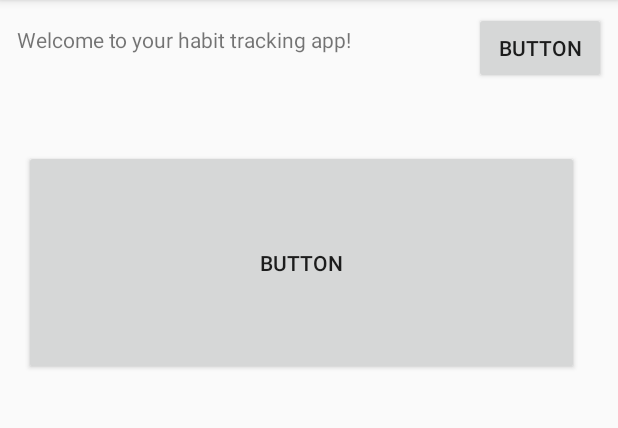
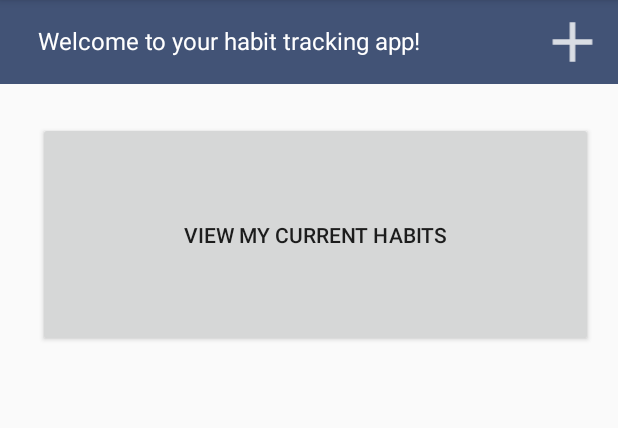
Before and after one commit to Spov3/My_Habit, an Android app: the screen it shows after launch (MainActivity), on a phone screen of 412 x 824 dp, the part 84-512 px from its top. Run offline under Robolectric (Android 15) with nearby library versions, the phone set to English and light mode, and no system bars.

Commit message:
1) created new xml with new UI and layouts for each activity. 2) created a startup layout for future integration.

```diff
--- a/app/src/main/AndroidManifest.xml
+++ b/app/src/main/AndroidManifest.xml
@@ -9,6 +9,7 @@
         android:roundIcon="@mipmap/ic_launcher_round"
         android:supportsRtl="true"
         android:theme="@style/AppTheme">
+
         <activity android:name=".MainActivity">
             <intent-filter>
                 <action android:name="android.intent.action.MAIN" />
--- a/app/src/main/java/com/gmail/myhabit/Activity2.java
+++ b/app/src/main/java/com/gmail/myhabit/Activity2.java
@@ -11,6 +11,6 @@ public class Activity2 extends AppCompatActivity {
     protected void onCreate(@Nullable Bundle savedInstanceState) {
         super.onCreate(savedInstanceState);
 
-        setContentView(R.layout.activity2);
+        setContentView(R.layout.activity_2);
     }
 }
--- a/app/src/main/java/com/gmail/myhabit/Activity3.java
+++ b/app/src/main/java/com/gmail/myhabit/Activity3.java
@@ -11,6 +11,6 @@ public class Activity3 extends AppCompatActivity {
     protected void onCreate(@Nullable Bundle savedInstanceState) {
         super.onCreate(savedInstanceState);
 
-        setContentView(R.layout.activity3);
+        setContentView(R.layout.activity_3);
     }
 }
--- a/app/src/main/java/com/gmail/myhabit/MainActivity.java
+++ b/app/src/main/java/com/gmail/myhabit/MainActivity.java
@@ -13,7 +13,7 @@ public class MainActivity extends AppCompatActivity {
     protected void onCreate(@Nullable Bundle savedInstanceState) {
         super.onCreate(savedInstanceState);
 
-        setContentView(R.layout.activity_main);
+        setContentView(R.layout.activity_main_1);
     }
 
     public void onButtonClick2(View view){
--- /dev/null
+++ b/app/src/main/res/drawable-anydpi/ic_add.xml
@@ -0,0 +1,11 @@
+<vector xmlns:android="http://schemas.android.com/apk/res/android"
+    android:width="24dp"
+    android:height="24dp"
+    android:viewportWidth="24"
+    android:viewportHeight="24"
+    android:tint="#FFFFFF"
+    android:alpha="0.8">
+    <path
+        android:fillColor="#FF000000"
+        android:pathData="M19,13h-6v6h-2v-6H5v-2h6V5h2v6h6v2z"/>
+</vector>
--- a/app/src/main/res/layout/activity_main.xml
+++ /dev/null
@@ -1,45 +0,0 @@
-<?xml version="1.0" encoding="utf-8"?>
-<androidx.constraintlayout.widget.ConstraintLayout xmlns:android="http://schemas.android.com/apk/res/android"
-    xmlns:app="http://schemas.android.com/apk/res-auto"
-    xmlns:tools="http://schemas.android.com/tools"
-    android:layout_width="match_parent"
-    android:layout_height="match_parent"
-    tools:context=".MainActivity">
-
-    <TextView
-        android:id="@+id/textView3"
-        android:layout_width="wrap_content"
-        android:layout_height="wrap_content"
-        android:text="Welcome to your habit tracking app!"
-        app:layout_constraintBottom_toBottomOf="parent"
-        app:layout_constraintHorizontal_bias="0.061"
-        app:layout_constraintLeft_toLeftOf="parent"
-        app:layout_constraintRight_toRightOf="parent"
-        app:layout_constraintTop_toTopOf="parent"
-        app:layout_constraintVertical_bias="0.022" />
-
-    <Button
-        android:id="@+id/button"
-        android:layout_width="0dp"
-        android:layout_height="wrap_content"
-        android:layout_marginTop="8dp"
-        android:layout_marginEnd="8dp"
-        android:layout_marginRight="8dp"
-        android:onClick="onButtonClick2"
-        android:text="Button"
-        app:layout_constraintEnd_toEndOf="parent"
-        app:layout_constraintTop_toTopOf="parent" />
-
-    <Button
-        android:id="@+id/button2"
-        android:layout_width="370dp"
-        android:layout_height="150dp"
-        android:layout_marginStart="16dp"
-        android:layout_marginLeft="16dp"
-        android:layout_marginTop="100dp"
-        android:onClick="onButtonClick3"
-        android:text="Button"
-        app:layout_constraintStart_toStartOf="parent"
-        app:layout_constraintTop_toTopOf="parent" />
-
-</androidx.constraintlayout.widget.ConstraintLayout>
--- /dev/null
+++ b/app/src/main/res/layout/activity_main_1.xml
@@ -0,0 +1,45 @@
+<?xml version="1.0" encoding="utf-8"?>
+<LinearLayout xmlns:android="http://schemas.android.com/apk/res/android"
+    android:orientation="vertical"
+    android:layout_width="match_parent"
+    android:layout_height="match_parent">
+
+    <!--Tool bar-->
+    <RelativeLayout
+        android:background="#425376"
+        android:layout_width="match_parent"
+        android:layout_height="56dp" >
+
+        <TextView
+            android:id="@+id/welcome_text"
+            android:layout_width="wrap_content"
+            android:layout_height="wrap_content"
+            android:text="Welcome to your habit tracking app!"
+            android:textColor="#FFFFFF"
+            android:textSize="16sp"
+            android:layout_marginVertical="16dp"
+            android:layout_marginLeft="25dp"/>
+
+        <ImageView
+            android:id="@+id/create_habit"
+            android:onClick="onButtonClick2"
+            android:layout_width="50dp"
+            android:layout_height="50dp"
+            android:src="@drawable/ic_add"
+            android:layout_alignParentEnd="true"
+            android:layout_marginVertical="5dp"
+            android:layout_marginRight="5dp"
+            android:layout_alignParentRight="true" />
+
+    </RelativeLayout>
+
+    <Button
+        android:id="@+id/current_habits"
+        android:layout_width="370dp"
+        android:layout_height="150dp"
+        android:layout_marginLeft="25dp"
+        android:layout_marginVertical="25dp"
+        android:onClick="onButtonClick3"
+        android:text="View my current habits" />
+
+</LinearLayout>
```
Also changed, not shown: app/src/main/res/layout/activity2.xml (deleted, +0 -15 lines), app/src/main/res/layout/activity3.xml (deleted, +0 -15 lines), app/src/main/res/layout/activity_2.xml (added, +23 -0 lines), app/src/main/res/layout/activity_3.xml (added, +37 -0 lines), app/src/main/res/layout/activity_startup.xml (added, +20 -0 lines), app/src/main/res/drawable-hdpi/ic_add.png (added), app/src/main/res/drawable-mdpi/ic_add.png (added), app/src/main/res/drawable-xhdpi/ic_add.png (added), app/src/main/res/drawable-xxhdpi/ic_add.png (added), app/src/main/res/drawable/img_myhabit_logo.jpg (added).
